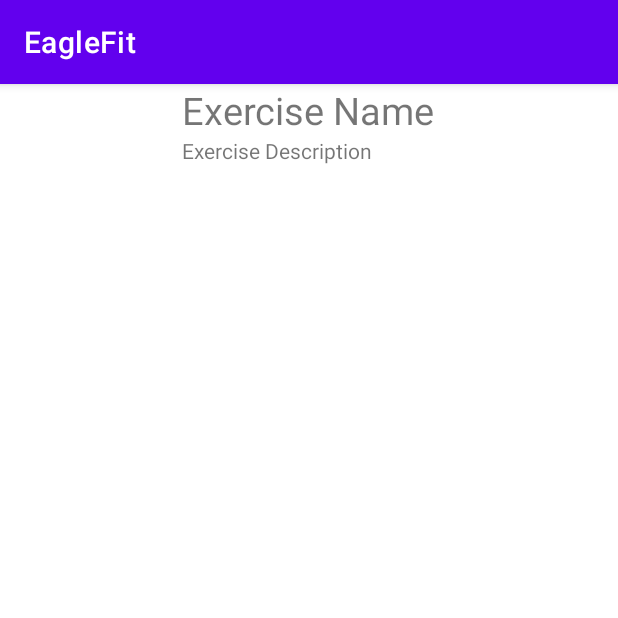
After one commit to Monstroe/EagleFit, an Android app: the fragment ExerciseFragment shown on its own in the app's theme, on a phone screen of 412 x 824 dp, the top half of it. The commit adds this screen. Run offline under Robolectric (Android 15) with nearby library versions, the phone set to English and light mode, and no system bars; 2 statements that could not run were skipped.

Commit message:
Finished Implementation of muscle search

```diff
--- a/app/src/main/AndroidManifest.xml
+++ b/app/src/main/AndroidManifest.xml
@@ -14,6 +14,7 @@
         tools:targetApi="31">
         <activity
             android:name=".MuscleSearchActivity"
+            android:parentActivityName=".MainActivity"
             android:exported="false">
             <meta-data
                 android:name="android.app.lib_name"
--- /dev/null
+++ b/app/src/main/java/com/example/eaglefit/fragments/muscle/ExerciseFragment.java
@@ -0,0 +1,48 @@
+package com.example.eaglefit.fragments.muscle;
+
+import android.os.Bundle;
+
+import androidx.fragment.app.Fragment;
+
+import android.util.Log;
+import android.view.LayoutInflater;
+import android.view.View;
+import android.view.ViewGroup;
+import android.widget.TextView;
+
+import com.example.eaglefit.R;
+import com.example.eaglefit.database.WorkoutData;
+
+import org.w3c.dom.Text;
+
+public class ExerciseFragment extends Fragment {
+
+    private static final String TAG = "ExerciseFragment";
+
+    private WorkoutData exercise;
+
+    private TextView name;
+    private TextView description;
+
+    @Override
+    public void onCreate(Bundle savedInstanceState) {
+        super.onCreate(savedInstanceState);
+        if (getArguments() != null) {
+            exercise = getArguments().getParcelable("Exercise");
+        }
+    }
+
+    @Override
+    public View onCreateView(LayoutInflater inflater, ViewGroup container, Bundle savedInstanceState) {
+        View view = inflater.inflate(R.layout.fragment_exercise, container, false);
+
+        name = view.findViewById(R.id.exercise_name);
+        description = view.findViewById(R.id.exercise_description);
+
+        name.setText(exercise.getExerciseName());
+        description.setText(exercise.getExerciseDescription());
+
+        // Inflate the layout for this fragment
+        return view;
+    }
+}
--- /dev/null
+++ b/app/src/main/res/layout/fragment_exercise.xml
@@ -0,0 +1,30 @@
+<?xml version="1.0" encoding="utf-8"?>
+<FrameLayout xmlns:android="http://schemas.android.com/apk/res/android"
+    xmlns:tools="http://schemas.android.com/tools"
+    android:layout_width="match_parent"
+    android:layout_height="match_parent"
+    tools:context=".fragments.muscle.ExerciseFragment">
+
+    <LinearLayout
+        android:layout_width="wrap_content"
+        android:layout_height="wrap_content"
+        android:layout_gravity="center_horizontal"
+        android:orientation="vertical">
+
+        <TextView
+            android:id="@+id/exercise_name"
+            android:layout_width="match_parent"
+            android:layout_height="match_parent"
+            android:layout_gravity="center"
+            android:text="Exercise Name"
+            android:textSize="25sp" />
+
+        <TextView
+            android:id="@+id/exercise_description"
+            android:layout_width="match_parent"
+            android:layout_height="match_parent"
+            android:layout_gravity="center"
+            android:text="Exercise Description" />
+    </LinearLayout>
+
+</FrameLayout>
--- a/app/src/main/res/layout/fragment_home.xml
+++ b/app/src/main/res/layout/fragment_home.xml
@@ -3,7 +3,7 @@
     xmlns:tools="http://schemas.android.com/tools"
     android:layout_width="match_parent"
     android:layout_height="match_parent"
-    tools:context=".fragments.HomeFragment">
+    tools:context=".fragments.main.HomeFragment">
 
     <!-- TODO: Update blank fragment layout -->
     <TextView
--- a/app/src/main/res/layout/fragment_muscle_chart.xml
+++ b/app/src/main/res/layout/fragment_muscle_chart.xml
@@ -1,9 +1,9 @@
 <?xml version="1.0" encoding="utf-8"?>
-<FrameLayout xmlns:android="http://schemas.android.com/apk/res/android"
+<LinearLayout xmlns:android="http://schemas.android.com/apk/res/android"
     xmlns:tools="http://schemas.android.com/tools"
     android:layout_width="match_parent"
     android:layout_height="match_parent"
-    tools:context=".fragments.MuscleChartFragment">
+    tools:context=".fragments.main.MuscleChartFragment">
 
     <!-- TODO: Update blank fragment layout -->
     <TextView
@@ -20,4 +20,4 @@
         android:layout_gravity="center"
         android:text="Muscle Search" />
 
-</FrameLayout>
+</LinearLayout>
--- a/app/src/main/res/layout/fragment_personal.xml
+++ b/app/src/main/res/layout/fragment_personal.xml
@@ -3,7 +3,7 @@
     xmlns:tools="http://schemas.android.com/tools"
     android:layout_width="match_parent"
     android:layout_height="match_parent"
-    tools:context=".fragments.PersonalFragment">
+    tools:context=".fragments.main.PersonalFragment">
 
     <!-- TODO: Update blank fragment layout -->
     <TextView
--- a/app/src/main/res/layout/fragment_workout.xml
+++ b/app/src/main/res/layout/fragment_workout.xml
@@ -3,7 +3,7 @@
     xmlns:tools="http://schemas.android.com/tools"
     android:layout_width="match_parent"
     android:layout_height="match_parent"
-    tools:context=".fragments.WorkoutFragment">
+    tools:context=".fragments.main.WorkoutFragment">
 
     <!-- TODO: Update blank fragment layout -->
     <TextView
```
Also changed, not shown: app/src/main/java/com/example/eaglefit/MainActivity.java (+4 -6 lines), app/src/main/java/com/example/eaglefit/MuscleSearchActivity.java (+20 -37 lines), app/src/main/java/com/example/eaglefit/database/WorkoutData.java (+38 -1 lines), app/src/main/java/com/example/eaglefit/database/WorkoutsQueryHelper.java (+4 -5 lines), app/src/main/java/com/example/eaglefit/fragments/main/HomeFragment.java (renamed from app/src/main/java/com/example/eaglefit/fragments/WorkoutFragment.java, +8 -8 lines), app/src/main/java/com/example/eaglefit/fragments/main/MuscleChartFragment.java (renamed from app/src/main/java/com/example/eaglefit/fragments/MuscleChartFragment.java, +7 -3 lines), app/src/main/java/com/example/eaglefit/fragments/main/PersonalFragment.java (renamed from app/src/main/java/com/example/eaglefit/fragments/HomeFragment.java, +8 -9 lines), app/src/main/java/com/example/eaglefit/fragments/main/WorkoutFragment.java (renamed from app/src/main/java/com/example/eaglefit/fragments/PersonalFragment.java, +8 -8 lines), app/src/main/java/com/example/eaglefit/fragments/muscle/SearchFragment.java (added, +81 -0 lines), app/src/main/res/layout/activity_main.xml (+0 -9 lines), app/src/main/res/layout/activity_muscle_search.xml (+8 -6 lines), app/src/main/res/layout/fragment_search.xml (added, +13 -0 lines).
